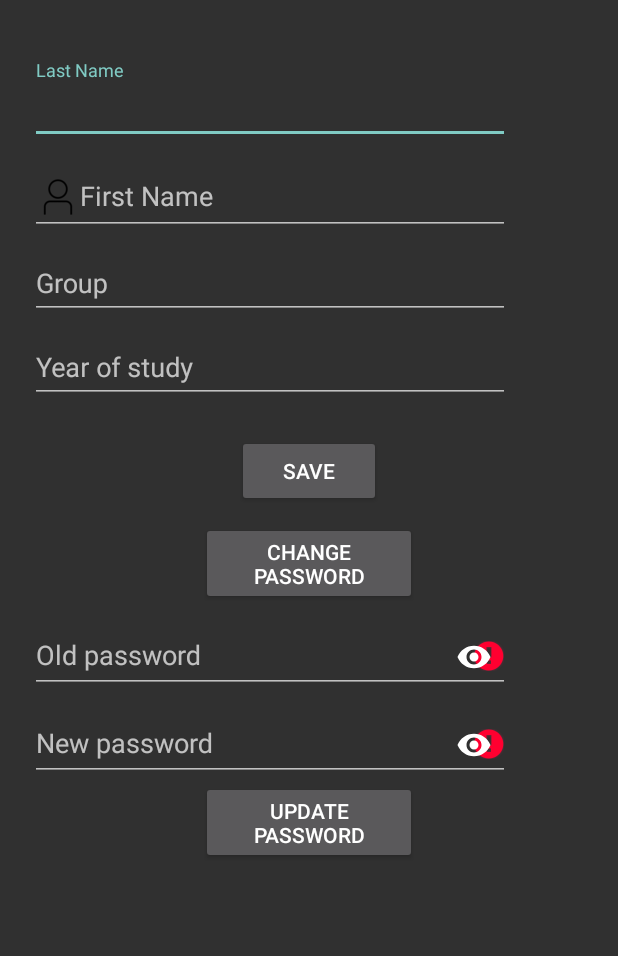
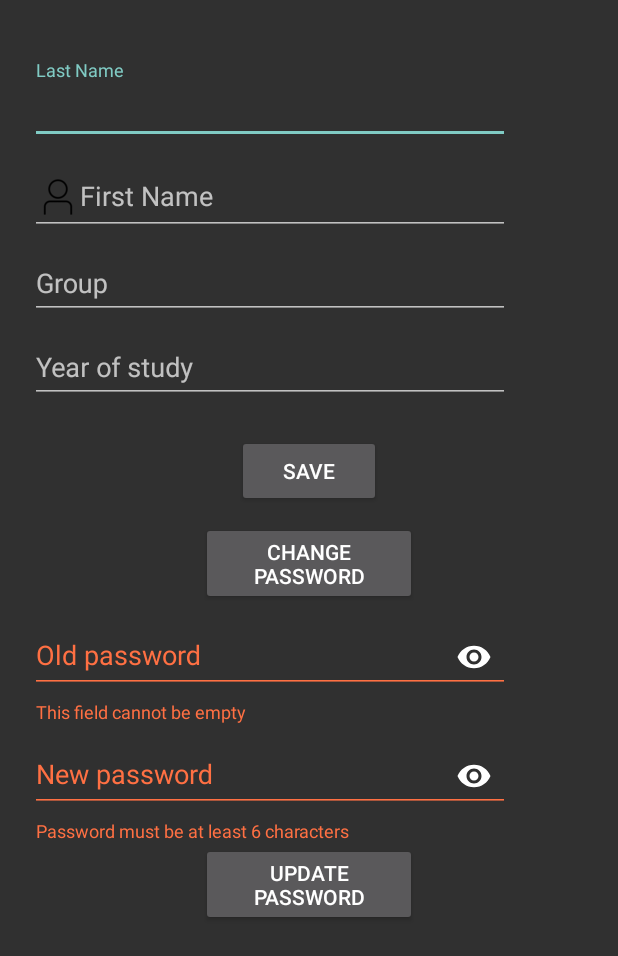
Before and after one commit to ioanacic/Licenta-QR-Code-Scanner, an Android app: the StudentProfileActivity screen opened directly, with no data from a screen before it, after a tap on "UPDATE PASSWORD", on a phone screen of 412 x 824 dp. Shown: the top 956 px of the screen. Run offline under Robolectric (Android 15) with nearby library versions, the phone set to English and light mode, and no system bars; our stand-ins replace Firebase (no records; nobody signed in at launch, a user with empty details on screens opened directly); 5 statements that could not run were skipped; 2 other taps on this screen came first.

Commit message:
error for password under EditText

```diff
--- a/app/src/main/java/com/google/android/gms/samples/vision/barcodereader/StudentProfileActivity.java
+++ b/app/src/main/java/com/google/android/gms/samples/vision/barcodereader/StudentProfileActivity.java
@@ -7,6 +7,7 @@ import android.support.annotation.NonNull;
 import android.support.design.widget.TextInputEditText;
 import android.support.design.widget.TextInputLayout;
 import android.view.View;
+import android.widget.Button;
 import android.widget.Toast;
 
 import com.google.android.gms.tasks.OnCompleteListener;
@@ -34,6 +35,8 @@ public class StudentProfileActivity extends Activity implements View.OnClickList
 
     TextInputLayout oldPLayout, newPLayout;
 
+    Button updatebPass;
+
     Student currentStudent;
 
     boolean error = false;
@@ -59,7 +62,8 @@ public class StudentProfileActivity extends Activity implements View.OnClickList
 
         findViewById(R.id.saveChangesStudent).setOnClickListener(this);
         findViewById(R.id.changePasswordStudent).setOnClickListener(this);
-        findViewById(R.id.updatePasswordButton).setOnClickListener(this);
+        updatebPass = findViewById(R.id.updatePasswordButton);
+        updatebPass.setOnClickListener(this);
 
         mAuth = FirebaseAuth.getInstance();
         mDatabase = FirebaseDatabase.getInstance().getReference("users").child(mAuth.getCurrentUser().getUid());
@@ -155,19 +159,19 @@ public class StudentProfileActivity extends Activity implements View.OnClickList
 
     public void verifyPass(String oldp, String newp) {
         if (oldp.isEmpty()) {
-            oldPassField.setError("This field cannot be empty");
+            oldPLayout.setError("This field cannot be empty");
             error = true;
         } else {
             error = false;
         }
         if (newp.isEmpty()) {
-            newPassField.setError("This field cannot be empty");
+            newPLayout.setError("This field cannot be empty");
             error = true;
         } else {
             error = false;
         }
         if (newp.length() < 6) {
-            newPassField.setError("Password must be at least 6 characters");
+            newPLayout.setError("Password must be at least 6 characters");
             error = true;
         } else {
             error = false;
@@ -184,6 +188,7 @@ public class StudentProfileActivity extends Activity implements View.OnClickList
         if (view.getId() == R.id.changePasswordStudent) {
             oldPLayout.setVisibility(View.VISIBLE);
             newPLayout.setVisibility(View.VISIBLE);
+            updatebPass.setVisibility(View.VISIBLE);
         }
         if (view.getId() == R.id.updatePasswordButton) {
             updatePassword();
--- a/app/src/main/res/layout/student_profile_activity.xml
+++ b/app/src/main/res/layout/student_profile_activity.xml
@@ -259,7 +259,8 @@
                     android:layout_width="10dp"
                     android:layout_height="wrap_content"
                     android:layout_weight="1"
-                    android:text="Update password" />
+                    android:text="Update password"
+                    android:visibility="invisible" />
 
                 <Space
                     android:layout_width="wrap_content"
```
